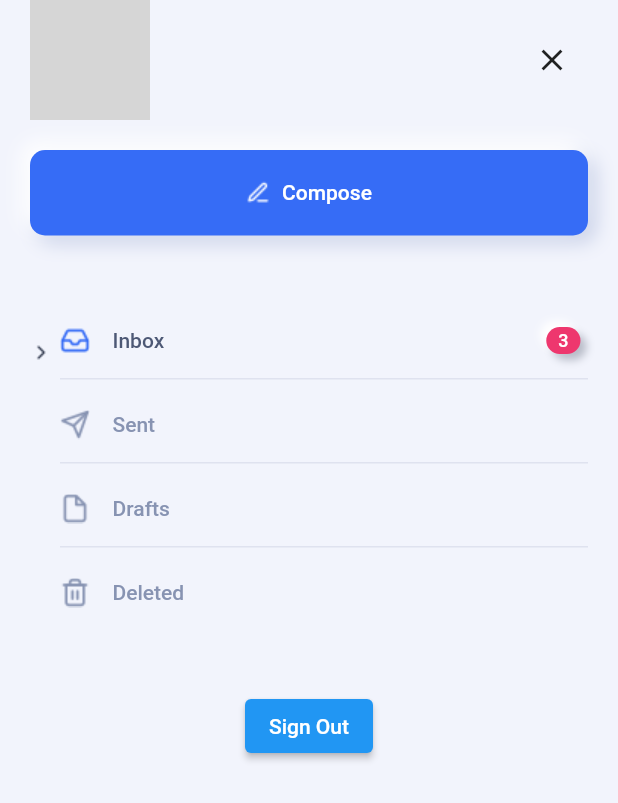
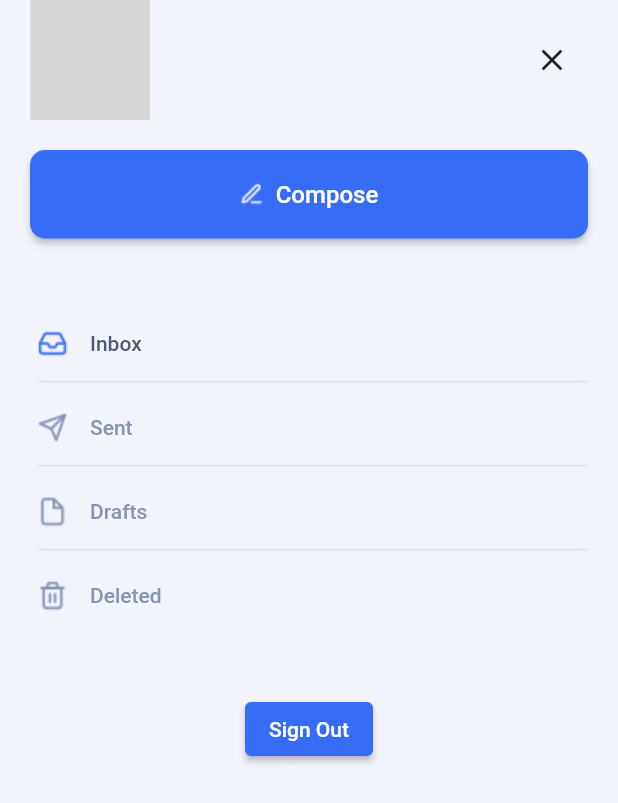
Before and after one commit to HarshitGulgulia/email, a Flutter app: the SideMenu widget shown alone on an empty page, opened directly, on a phone screen of 412 x 824 dp. Shown: the top 803 px of the screen. Run offline on Flutter 3.47's test engine with Material 2 defaults, Android fonts, the light colour scheme and no system bars; our stand-ins replace flutter_signin_button, google_sign_in; missing offline and left inert: enough_mail; grey boxes are pictures that could not be loaded.

Commit message:
Updated the UI of side menu

```diff
--- a/lib/components/side_menu.dart
+++ b/lib/components/side_menu.dart
@@ -39,42 +39,26 @@ class SideMenu extends StatelessWidget {
                 ],
               ),
               SizedBox(height: kDefaultPadding),
-              FlatButton.icon(
-                minWidth: double.infinity,
-                padding: EdgeInsets.symmetric(
-                  vertical: kDefaultPadding,
+              ElevatedButton.icon(
+                style: ElevatedButton.styleFrom(
+                  primary: kPrimaryColor,
+                  shape: RoundedRectangleBorder(
+                    borderRadius: BorderRadius.circular(10),
+                  ),
+                  padding: EdgeInsets.symmetric(
+                    vertical: kDefaultPadding,
+                  ),
+                  minimumSize: Size(double.infinity, 40),
                 ),
-                shape: RoundedRectangleBorder(
-                  borderRadius: BorderRadius.circular(10),
-                ),
-                color: kPrimaryColor,
                 onPressed: () {},
                 icon: Image.asset("assets/Icons/edit.png", width: 16),
                 label: Text(
                   "Compose",
-                  style: TextStyle(color: Colors.white),
+                  style: TextStyle(
+                    fontSize: 16,
+                      color: Colors.white),
                 ),
-              ).addNeumorphism(
-                topShadowColor: Colors.white,
-                bottomShadowColor: Color(0xFF234395).withOpacity(0.2),
               ),
-              // SizedBox(height: kDefaultPadding),
-              // FlatButton.icon(
-              //   minWidth: double.infinity,
-              //   padding: EdgeInsets.symmetric(
-              //     vertical: kDefaultPadding,
-              //   ),
-              //   shape: RoundedRectangleBorder(
-              //     borderRadius: BorderRadius.circular(10),
-              //   ),
-              //   color: kBgDarkColor,
-              //   onPressed: () {},
-              //   icon: Image.asset("assets/Icons/download.png", width: 16),
-              //   label: Text(
-              //     "Get messages",
-              //     style: TextStyle(color: kTextColor),
-              //   ),
-              // ).addNeumorphism(),
               SizedBox(height: kDefaultPadding * 2),
               // Menu Items
               SideMenuItem(
@@ -82,7 +66,7 @@ class SideMenu extends StatelessWidget {
                 title: "Inbox",
                 iconSrc: "assets/Icons/inbox.png",
                 isActive: true,
-                itemCount: 3,
+                //itemCount: 3,
               ),
               SideMenuItem(
                 press: () {},
@@ -114,6 +98,9 @@ class SideMenu extends StatelessWidget {
                     );
                   },
                   child: Text('Sign Out'),
+                style: ElevatedButton.styleFrom(
+                  primary: kPrimaryColor,
+                ),
               ),
             ],
           ),
--- a/lib/components/side_menu_item.dart
+++ b/lib/components/side_menu_item.dart
@@ -28,12 +28,12 @@ class SideMenuItem extends StatelessWidget {
         onTap: press,
         child: Row(
           children: [
-            (isActive || isHover)
-                ? Image.asset(
-                    "assets/Icons/angleright.png",
-                    width: 15,
-                  )
-                : SizedBox(width: 15),
+            // (isActive || isHover)
+            //     ? Image.asset(
+            //         "assets/Icons/angleright.png",
+            //         width: 15,
+            //       )
+            //     : SizedBox(width: 15),
             SizedBox(width: kDefaultPadding / 4),
             Expanded(
               child: Container(
```
